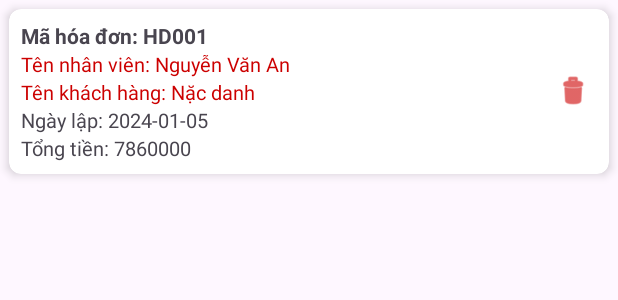
After one commit to Hailexuan00/appJPMart, an Android app: the layout item_hoa_don.xml on its own in the app's theme, with its tools: preview values and no code run, on a phone screen of 412 x 824 dp. The commit adds this screen. Shown: the top 300 px of the screen. Run offline under Robolectric (Android 15) with nearby library versions, the phone set to English and light mode, and no system bars.

Commit message:
code Hóa Đơn

```diff
--- a/app/src/main/AndroidManifest.xml
+++ b/app/src/main/AndroidManifest.xml
@@ -6,7 +6,7 @@
         android:allowBackup="true"
         android:dataExtractionRules="@xml/data_extraction_rules"
         android:fullBackupContent="@xml/backup_rules"
-        android:icon="@mipmap/ic_launcher"
+        android:icon="@drawable/shop"
         android:label="@string/app_name"
         android:roundIcon="@drawable/shop"
         android:supportsRtl="true"
--- a/app/src/main/java/fpoly/hailxph49396/jpmart_app/DAO/SanPhamDAO.java
+++ b/app/src/main/java/fpoly/hailxph49396/jpmart_app/DAO/SanPhamDAO.java
@@ -99,7 +99,7 @@ public class SanPhamDAO {
         values.put("DonViTinh", sp.getDonViTinh());
         values.put("NgayNhap", sp.getNgayNhap());
 
-        long row = db.insert("TABLE_GIO_HANG", null, values);
+        long row = db.insert("GIO_HANG", null, values);
         return row > 0;
     }
 }
--- /dev/null
+++ b/app/src/main/res/layout/item_hoa_don.xml
@@ -0,0 +1,76 @@
+<?xml version="1.0" encoding="utf-8"?>
+<androidx.cardview.widget.CardView xmlns:android="http://schemas.android.com/apk/res/android"
+    xmlns:card_view="http://schemas.android.com/apk/res-auto"
+    android:layout_width="match_parent"
+    android:layout_height="wrap_content"
+    android:layout_margin="6dp"
+    card_view:cardCornerRadius="8dp"
+    card_view:cardElevation="4dp">
+
+    <RelativeLayout
+        android:layout_width="match_parent"
+        android:layout_height="wrap_content"
+        android:padding="8dp">
+
+        <!-- Nội dung hóa đơn -->
+        <LinearLayout
+            android:id="@+id/layoutText"
+            android:layout_width="match_parent"
+            android:layout_height="wrap_content"
+            android:layout_toStartOf="@+id/btnDelete"
+            android:orientation="vertical">
+
+            <TextView
+                android:id="@+id/tvMaHD"
+                android:layout_width="wrap_content"
+                android:layout_height="wrap_content"
+                android:text="Mã hóa đơn: HD001"
+                android:textStyle="bold"
+                android:textSize="14sp" />
+
+            <TextView
+                android:id="@+id/tvTenNV"
+                android:layout_width="wrap_content"
+                android:layout_height="wrap_content"
+                android:text="Tên nhân viên: Nguyễn Văn An"
+                android:textColor="@android:color/holo_red_dark"
+                android:textSize="13sp" />
+
+            <TextView
+                android:id="@+id/tvTenKH"
+                android:layout_width="wrap_content"
+                android:layout_height="wrap_content"
+                android:text="Tên khách hàng: Nặc danh"
+                android:textColor="@android:color/holo_red_dark"
+                android:textSize="13sp" />
+
+            <TextView
+                android:id="@+id/tvNgayLap"
+                android:layout_width="wrap_content"
+                android:layout_height="wrap_content"
+                android:text="Ngày lập: 2024-01-05"
+                android:textSize="13sp" />
+
+            <TextView
+                android:id="@+id/tvTongTien"
+                android:layout_width="wrap_content"
+                android:layout_height="wrap_content"
+                android:text="Tổng tiền: 7860000"
+                android:textSize="13sp" />
+        </LinearLayout>
+
+        <!-- Nút xóa -->
+        <ImageView
+            android:id="@+id/btnDelete"
+            android:layout_width="32dp"
+            android:layout_height="32dp"
+            android:layout_alignParentEnd="true"
+            android:layout_centerVertical="true"
+            android:contentDescription="Xóa hóa đơn"
+            android:padding="4dp"
+            android:src="@android:drawable/ic_menu_delete"
+            android:tint="@android:color/holo_red_dark" />
+
+    </RelativeLayout>
+
+</androidx.cardview.widget.CardView>
```
Also changed, not shown: app/src/main/java/fpoly/hailxph49396/jpmart_app/Adapter/GioHangAdapter.java (+4 -12 lines), app/src/main/java/fpoly/hailxph49396/jpmart_app/Adapter/HoaDonAdapter.java (added, +73 -0 lines), app/src/main/java/fpoly/hailxph49396/jpmart_app/ChucNang/GioHangActivity.java (+48 -41 lines), app/src/main/java/fpoly/hailxph49396/jpmart_app/ChucNang/HoaDonActivity.java (+36 -9 lines), app/src/main/java/fpoly/hailxph49396/jpmart_app/ChucNang/SanPhamActivity.java (+6 -1 lines), app/src/main/java/fpoly/hailxph49396/jpmart_app/DAO/GioHangDAO.java (+55 -13 lines), app/src/main/java/fpoly/hailxph49396/jpmart_app/DAO/HoaDonDAO.java (added, +44 -0 lines), app/src/main/java/fpoly/hailxph49396/jpmart_app/DTO/GioHangDTO.java (+14 -4 lines), app/src/main/java/fpoly/hailxph49396/jpmart_app/DTO/HoaDonDTO.java (added, +23 -0 lines), app/src/main/java/fpoly/hailxph49396/jpmart_app/Database/DbHelper.java (+18 -9 lines), app/src/main/java/fpoly/hailxph49396/jpmart_app/MenuActivity.java (+4 -3 lines), app/src/main/res/layout/activity_hoa_don.xml (+21 -5 lines), app/src/main/res/drawable/hoadon.png (added).
